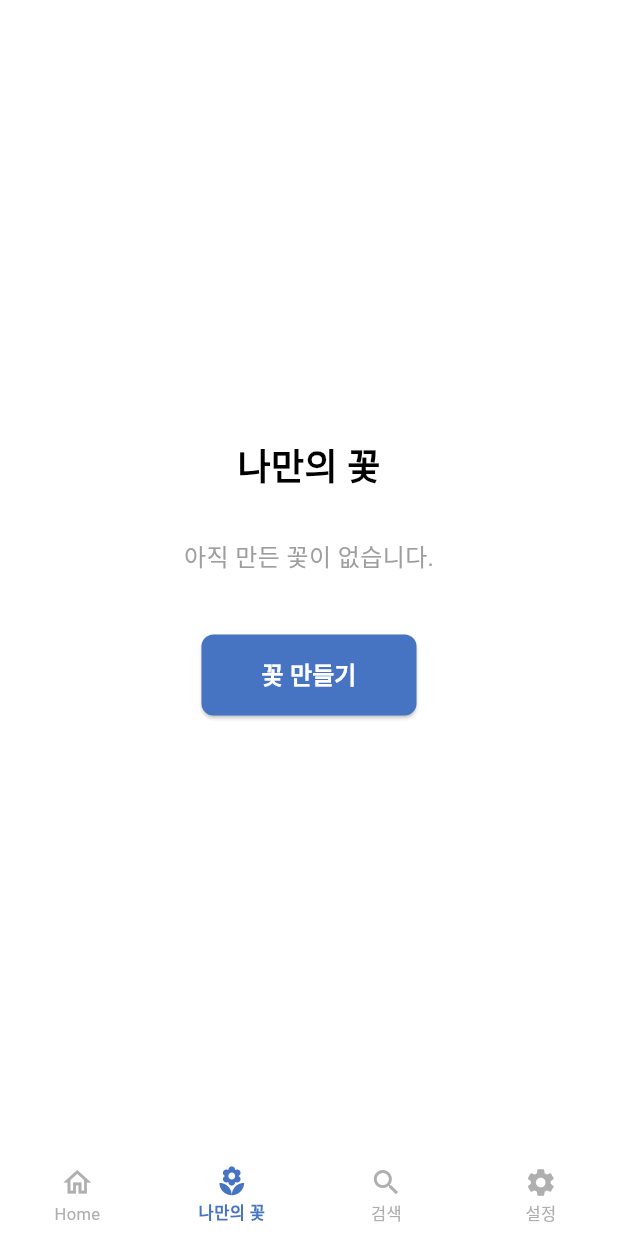
After one commit to hailmail3750-boop/hs_flower, a Flutter app: the screen it shows after launch, item 2 of the bottom bar chosen, on a phone screen of 412 x 824 dp. The commit adds this screen. Run offline on Flutter 3.47's test engine with Material 3 defaults, Android fonts, the phone set to English and light mode, and no system bars.

Commit message:
Reorganized folder(screens)

```diff
--- a/lib/main.dart
+++ b/lib/main.dart
@@ -1,5 +1,5 @@
 import 'package:flutter/material.dart';
-import 'screens/home_screen.dart';
+import 'screens/main.dart';
 
 void main() {
   runApp(const FlowerApp());
@@ -11,13 +11,13 @@ class FlowerApp extends StatelessWidget {
   @override
   Widget build(BuildContext context) {
     return MaterialApp(
-      title: 'HS Flower',
+      title: 'Bloomy',
       debugShowCheckedModeBanner: false,
       theme: ThemeData(
         colorScheme: ColorScheme.fromSeed(seedColor: Colors.pink),
         useMaterial3: true,
       ),
-      home: const HomeScreen(),
+      home: const MainScreen(),
     );
   }
 }
--- a/lib/screens/builder_screen.dart
+++ b/lib/screens/builder.dart
@@ -1,6 +1,6 @@
 import 'package:flutter/material.dart';
 import '../models/bouquet_option.dart';
-import 'result_screen.dart';
+import 'result.dart';
 
 class BuilderScreen extends StatefulWidget {
   const BuilderScreen({super.key});
@@ -13,7 +13,7 @@ class _BuilderScreenState extends State<BuilderScreen> {
   String flowerType = 'Rose';
   String flowerColor = 'Pink';
   int quantity = 5;
-  String filler = 'Baby’s Breath';
+  String filler = 'Baby\'s Breath';
   String wrappingColor = 'White & Pink';
 
   @override
@@ -83,7 +83,7 @@ class _BuilderScreenState extends State<BuilderScreen> {
             _buildDropdown(
               title: '필러',
               value: filler,
-              items: ['None', 'Baby’s Breath', 'Eucalyptus'],
+              items: ['None', 'Baby\'s Breath', 'Eucalyptus'],
               onChanged: (value) {
                 setState(() {
                   filler = value!;
--- /dev/null
+++ b/lib/screens/main.dart
@@ -0,0 +1,205 @@
+import 'package:flutter/material.dart';
+import 'my_flowers.dart';
+import 'search.dart';
+import 'settings.dart';
+
+class MainScreen extends StatefulWidget {
+  const MainScreen({super.key});
+
+  static const blue = Color(0xFF4674C3);
+  static const gray = Color(0xFFAFAFAF);
+
+  @override
+  State<MainScreen> createState() => _MainScreenState();
+}
+
+class _MainScreenState extends State<MainScreen> {
+  int bottomTabIndex = 0;
+
+  late final List<Widget> screens;
+
+  @override
+  void initState() {
+    super.initState();
+
+    screens = [
+      const HomeScreen(),
+      const MyFlowersScreen(),
+      const SearchScreen(),
+      const SettingsScreen(),
+    ];
+  }
+
+  @override
+  Widget build(BuildContext context) {
+    return Scaffold(
+      backgroundColor: const Color(0xFFE5E5E5),
+
+      body: screens[bottomTabIndex],
+
+      bottomNavigationBar: Center(
+        heightFactor: 1,
+        child: SizedBox(
+          width: 600,
+          height: 54,
+          child: Container(
+            color: Colors.white,
+            child: Row(
+              children: [
+                Expanded(
+                  child: BottomTabItem(
+                    icon: Icons.home_outlined,
+                    label: 'Home',
+                    isSelected: bottomTabIndex == 0,
+                    onTap: () {
+                      setState(() {
+                        bottomTabIndex = 0;
+                      });
+                    },
+                  ),
+                ),
+
+                Expanded(
+                  child: BottomTabItem(
+                    icon: Icons.local_florist,
+                    label: '나만의 꽃',
+                    isSelected: bottomTabIndex == 1,
+                    onTap: () {
+                      setState(() {
+                        bottomTabIndex = 1;
+                      });
+                    },
+                  ),
+                ),
+
+                Expanded(
+                  child: BottomTabItem(
+                    icon: Icons.search,
+                    label: '검색',
+                    isSelected: bottomTabIndex == 2,
+                    onTap: () {
+                      setState(() {
+                        bottomTabIndex = 2;
+                      });
+                    },
+                  ),
+                ),
+
+                Expanded(
+                  child: BottomTabItem(
+                    icon: Icons.settings,
+                    label: '설정',
+                    isSelected: bottomTabIndex == 3,
+                    onTap: () {
+                      setState(() {
+                        bottomTabIndex = 3;
+                      });
+                    },
+                  ),
+                ),
+              ],
+            ),
+          ),
+        ),
+      ),
+    );
+  }
+}
+
+class HomeScreen extends StatelessWidget {
+  const HomeScreen({super.key});
+
+  static const blue = Color(0xFF4674C3);
+
+  @override
+  Widget build(BuildContext context) {
+    return Scaffold(
+      backgroundColor: const Color(0xFFE5E5E5),
+
+      appBar: PreferredSize(
+        preferredSize: const Size.fromHeight(60),
+        child: Center(
+          child: Container(
+            width: 600,
+            color: Colors.white,
+            child: AppBar(
+              backgroundColor: Colors.white,
+              elevation: 0,
+              centerTitle: true,
+              title: const Text(
+                'Bloomy',
+                style: TextStyle(
+                  fontSize: 20,
+                  fontStyle: FontStyle.italic,
+                  fontWeight: FontWeight.bold,
+                  color: Colors.black,
+                ),
+              ),
+            ),
+          ),
+        ),
+      ),
+
+      body: Center(
+        child: Container(
+          width: 600,
+          color: Colors.white,
+        ),
+      ),
+    );
+  }
+}
+
+class BottomTabItem extends StatelessWidget {
+  final IconData icon;
+  final String label;
+  final bool isSelected;
+  final VoidCallback? onTap;
+
+  const BottomTabItem({
+    super.key,
+    required this.icon,
+    required this.label,
+    required this.isSelected,
+    this.onTap,
+  });
+
+  @override
+  Widget build(BuildContext context) {
+    return InkWell(
+      onTap: onTap,
+      child: SizedBox(
+        height: 54,
+        child: Column(
+          mainAxisAlignment: MainAxisAlignment.center,
+          children: [
+            Icon(
+              icon,
+              size: 22,
+              color: isSelected
+                  ? MainScreen.blue
+                  : MainScreen.gray,
+            ),
+
+            const SizedBox(height: 2),
+
+            Text(
+              label,
+              maxLines: 1,
+              overflow: TextOverflow.ellipsis,
+              style: TextStyle(
+                fontSize: 11,
+                color: isSelected
+                    ? MainScreen.blue
+                    : MainScreen.gray,
+                fontWeight: isSelected
+                    ? FontWeight.bold
+                    : FontWeight.normal,
+              ),
+            ),
+          ],
+        ),
+      ),
+    );
+  }
+}
--- /dev/null
+++ b/lib/screens/my_flowers.dart
@@ -0,0 +1,74 @@
+import 'package:flutter/material.dart';
+import 'create_flower.dart';
+
+class MyFlowersScreen extends StatelessWidget {
+  const MyFlowersScreen({super.key});
+
+  static const blue = Color(0xFF4674C3);
+  static const gray = Color(0xFFAFAFAF);
+
+  @override
+  Widget build(BuildContext context) {
+    return Scaffold(
+      backgroundColor: const Color(0xFFE5E5E5),
+      body: SafeArea(
+        child: Center(
+          child: Container(
+            width: 600,
+            color: Colors.white,
+            child: Column(
+              mainAxisAlignment: MainAxisAlignment.center,
+              children: [
+                const Text(
+                  '나만의 꽃',
+                  style: TextStyle(
+                    fontSize: 24,
+                    fontWeight: FontWeight.bold,
+                    color: Colors.black,
+                  ),
+                ),
+                const SizedBox(height: 30),
+                const Text(
+                  '아직 만든 꽃이 없습니다.',
+                  style: TextStyle(
+                    fontSize: 16,
+                    color: Colors.grey,
+                  ),
+                ),
+                const SizedBox(height: 40),
+                ElevatedButton(
+                  onPressed: () {
+                    Navigator.push(
+                      context,
+                      MaterialPageRoute(
+                        builder: (_) => const CreateFlower(),
+                      ),
+                    );
+                  },
+                  style: ElevatedButton.styleFrom(
+                    backgroundColor: blue,
+                    padding: const EdgeInsets.symmetric(
+                      horizontal: 40,
+                      vertical: 15,
+                    ),
+                    shape: RoundedRectangleBorder(
+                      borderRadius: BorderRadius.circular(8),
+                    ),
+                  ),
+                  child: const Text(
+                    '꽃 만들기',
+                    style: TextStyle(
+                      fontSize: 16,
+                      color: Colors.white,
+                      fontWeight: FontWeight.bold,
+                    ),
+                  ),
+                ),
+              ],
+            ),
+          ),
+        ),
+      ),
+    );
+  }
+}
--- a/pubspec.yaml
+++ b/pubspec.yaml
@@ -34,6 +34,7 @@ dependencies:
   # The following adds the Cupertino Icons font to your application.
   # Use with the CupertinoIcons class for iOS style icons.
   cupertino_icons: ^1.0.8
+  firebase_core: ^4.10.0
 
 dev_dependencies:
   flutter_test:
```
Also changed, not shown: lib/screens/create_flower.dart (renamed from lib/screens/home_screen.dart, +24 -66 lines), lib/screens/search.dart (added, +53 -0 lines), lib/screens/settings.dart (added, +75 -0 lines), lib/screens/result.dart (line endings or trailing spaces), pubspec.lock, 3 other files.
